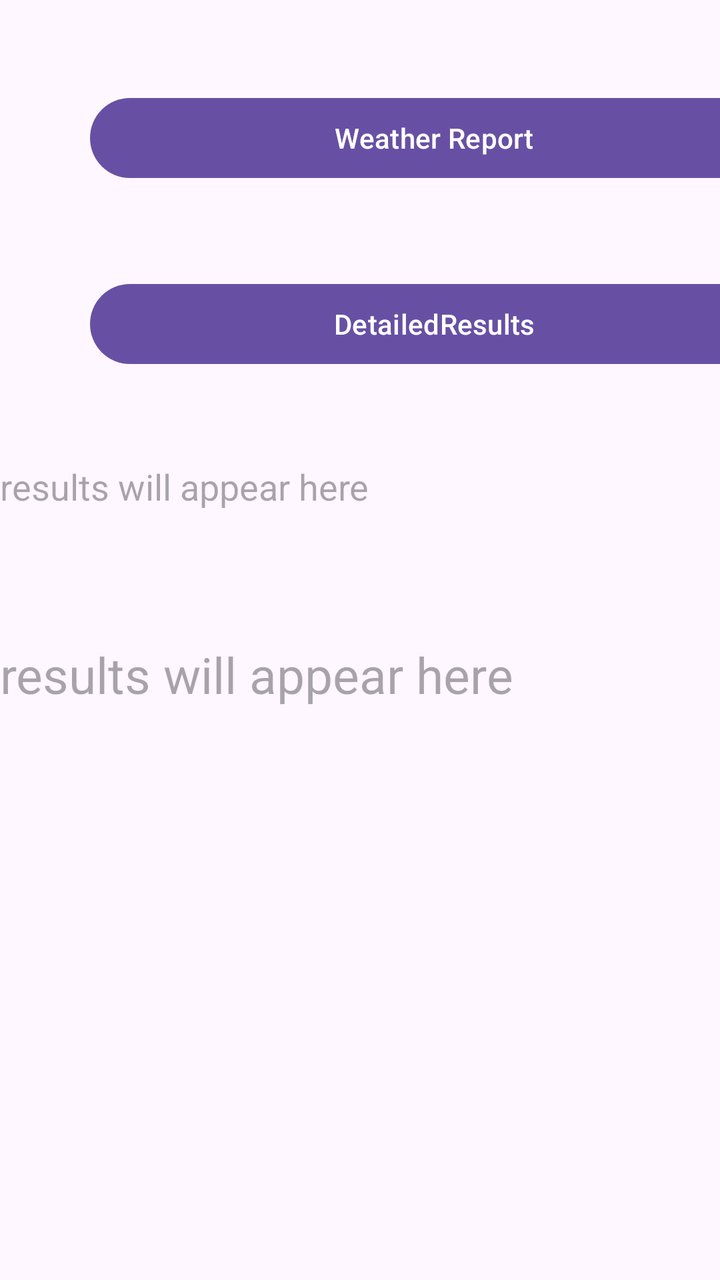
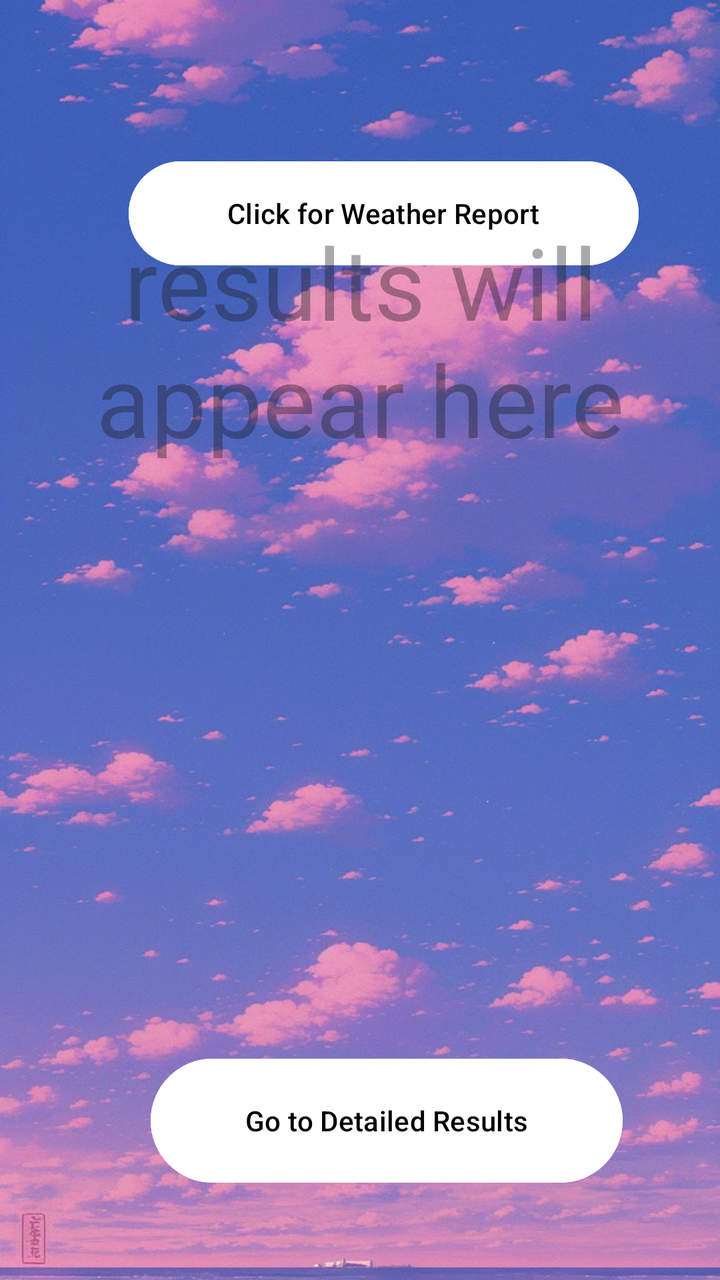

An Android layout rendered at two revisions. The XML below is the earlier revision; the diff shows what the commit changed to produce the second picture.
<!-- AndroidManifest.xml: application theme Theme.ArrayIceTask1 -->
<!-- res/layout/activity_main.xml -->
<?xml version="1.0" encoding="utf-8"?>
<LinearLayout xmlns:android="http://schemas.android.com/apk/res/android"
    xmlns:app="http://schemas.android.com/apk/res-auto"
    xmlns:tools="http://schemas.android.com/tools"
    android:id="@+id/main"
    android:layout_width="match_parent"
    android:layout_height="match_parent"
    android:orientation="vertical"
    tools:context=".MainActivity">


    <Button
        android:id="@+id/btnTemp"
        android:layout_width="344dp"
        android:layout_height="wrap_content"
        android:text="Weather Report"
        android:layout_marginLeft="45dp"
        android:layout_marginTop="45dp" />


    <Button
        android:id="@+id/btnDetailedResults"
        android:layout_width="344dp"
        android:layout_height="wrap_content"
        android:text="DetailedResults"
        android:layout_marginLeft="45dp"
        android:layout_marginTop="45dp" />


    <TextView
        android:id="@+id/txtOutput"
        android:layout_marginTop="45dp"
        android:textSize="18dp"
        android:hint="results will appear here"
        android:layout_width="match_parent"
        android:layout_height="wrap_content" />


    <ScrollView
        android:layout_width="match_parent"
        android:layout_height="0dp"
        android:layout_marginTop="20dp"
        android:textStyle="bold"
        android:layout_weight="1">
    <TextView
        android:id="@+id/weatherTextView"
        android:layout_marginTop="45dp"
        android:textSize="25dp"
        android:hint="results will appear here"
        android:layout_width="match_parent"
        android:layout_height="match_parent" />

    </ScrollView>









</LinearLayout>
<!-- resources referenced by this layout -->
<resources>
  <style name="Theme.ArrayIceTask1" parent="Base.Theme.ArrayIceTask1" />
  <style name="Base.Theme.ArrayIceTask1" parent="Theme.Material3.DayNight.NoActionBar">
          
          
      </style>
</resources>

<!-- the commit's change to res/layout/activity_main.xml (unified diff, before → after) -->
@@ -1,63 +1,61 @@
 <?xml version="1.0" encoding="utf-8"?>
-<LinearLayout xmlns:android="http://schemas.android.com/apk/res/android"
+<androidx.constraintlayout.widget.ConstraintLayout xmlns:android="http://schemas.android.com/apk/res/android"
     xmlns:app="http://schemas.android.com/apk/res-auto"
     xmlns:tools="http://schemas.android.com/tools"
     android:id="@+id/main"
     android:layout_width="match_parent"
     android:layout_height="match_parent"
     android:orientation="vertical"
+    android:background="@drawable/purple_clouds_pixel"
     tools:context=".MainActivity">
 
 
     <Button
         android:id="@+id/btnTemp"
-        android:layout_width="344dp"
-        android:layout_height="wrap_content"
-        android:text="Weather Report"
+        android:layout_width="255dp"
+        android:layout_height="60dp"
         android:layout_marginLeft="45dp"
-        android:layout_marginTop="45dp" />
-
+        android:layout_marginTop="45dp"
+        android:text="Click for Weather Report"
+        android:backgroundTint="@color/white"
+        android:textColor="@color/black"
+        app:layout_constraintBottom_toBottomOf="parent"
+        app:layout_constraintEnd_toEndOf="parent"
+        app:layout_constraintHorizontal_bias="0.32"
+        app:layout_constraintStart_toStartOf="parent"
+        app:layout_constraintTop_toTopOf="parent"
+        app:layout_constraintVertical_bias="0.059" />
 
     <Button
         android:id="@+id/btnDetailedResults"
-        android:layout_width="344dp"
-        android:layout_height="wrap_content"
-        android:text="DetailedResults"
+        android:layout_width="236dp"
+        android:layout_height="70dp"
         android:layout_marginLeft="45dp"
-        android:layout_marginTop="45dp" />
-
+        android:layout_marginTop="45dp"
+        android:text="Go to Detailed Results"
+        android:backgroundTint="@color/white"
+        android:textColor="@color/black"
+        app:layout_constraintBottom_toBottomOf="parent"
+        app:layout_constraintEnd_toEndOf="parent"
+        app:layout_constraintHorizontal_bias="0.382"
+        app:layout_constraintStart_toStartOf="parent"
+        app:layout_constraintTop_toTopOf="parent"
+        app:layout_constraintVertical_bias="0.915" />
 
     <TextView
         android:id="@+id/txtOutput"
-        android:layout_marginTop="45dp"
-        android:textSize="18dp"
+        android:layout_width="match_parent"
+        android:layout_height="450dp"
         android:hint="results will appear here"
-        android:layout_width="match_parent"
-        android:layout_height="wrap_content" />
+        android:textSize="50dp"
+        android:textColor="@color/white"
+        android:textAlignment="center"
+        app:layout_constraintBottom_toBottomOf="parent"
+        app:layout_constraintEnd_toEndOf="parent"
+        app:layout_constraintHorizontal_bias="0.0"
+        app:layout_constraintStart_toStartOf="parent"
+        app:layout_constraintTop_toTopOf="parent"
+        app:layout_constraintVertical_bias="0.565" />
 
 
-    <ScrollView
-        android:layout_width="match_parent"
-        android:layout_height="0dp"
-        android:layout_marginTop="20dp"
-        android:textStyle="bold"
-        android:layout_weight="1">
-    <TextView
-        android:id="@+id/weatherTextView"
-        android:layout_marginTop="45dp"
-        android:textSize="25dp"
-        android:hint="results will appear here"
-        android:layout_width="match_parent"
-        android:layout_height="match_parent" />
-
-    </ScrollView>
-
-
-
-
-
-
-
-
-
-</LinearLayout>
+</androidx.constraintlayout.widget.ConstraintLayout>
<!-- resource entries referenced after the edit -->
@@ -1,5 +1,8 @@
 <!-- resources referenced by this layout -->
 <resources>
+  <color name="black">#FF000000</color>
+  <color name="white">#FFFFFFFF</color>
+  <!-- drawable purple_clouds_pixel: jpeg bitmap (drawable, 102652 bytes) -->
   <style name="Theme.ArrayIceTask1" parent="Base.Theme.ArrayIceTask1" />
   <style name="Base.Theme.ArrayIceTask1" parent="Theme.Material3.DayNight.NoActionBar">
           
